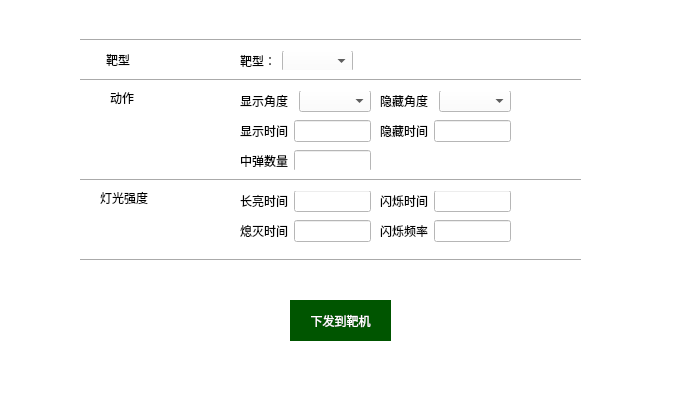
Old version of the form src/modules/devices/SetTargetParam.ui in the repository renyilin2007/shot-training-manager-system.
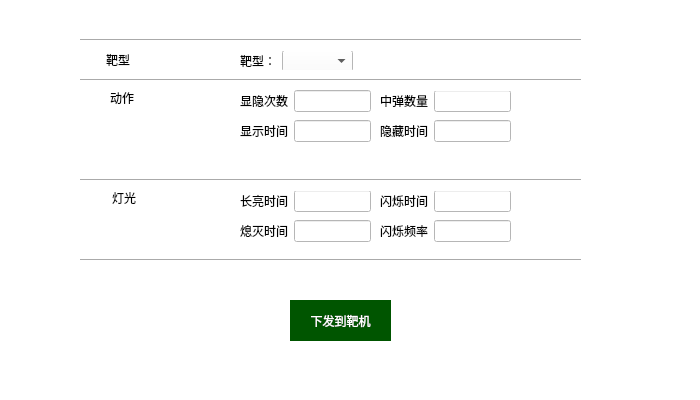
New version of the form.

Patch:
```diff
--- a/src/modules/devices/SetTargetParam.ui
+++ b/src/modules/devices/SetTargetParam.ui
@@ -35,50 +35,6 @@
     <string>下发到靶机</string>
    </property>
   </widget>
-  <widget class="QWidget" name="layoutWidget_2">
-   <property name="geometry">
-    <rect>
-     <x>240</x>
-     <y>90</y>
-     <width>131</width>
-     <height>22</height>
-    </rect>
-   </property>
-   <layout class="QHBoxLayout" name="horizontalLayout_3">
-    <item>
-     <widget class="QLabel" name="label_3">
-      <property name="text">
-       <string>显示角度</string>
-      </property>
-     </widget>
-    </item>
-    <item>
-     <widget class="QComboBox" name="comboBox_3"/>
-    </item>
-   </layout>
-  </widget>
-  <widget class="QWidget" name="layoutWidget_3">
-   <property name="geometry">
-    <rect>
-     <x>380</x>
-     <y>90</y>
-     <width>131</width>
-     <height>22</height>
-    </rect>
-   </property>
-   <layout class="QHBoxLayout" name="horizontalLayout_4">
-    <item>
-     <widget class="QLabel" name="label_4">
-      <property name="text">
-       <string>隐藏角度</string>
-      </property>
-     </widget>
-    </item>
-    <item>
-     <widget class="QComboBox" name="comboBox_4"/>
-    </item>
-   </layout>
-  </widget>
   <widget class="QWidget" name="layoutWidget_4">
    <property name="geometry">
     <rect>
@@ -126,8 +82,8 @@
   <widget class="QWidget" name="layoutWidget_6">
    <property name="geometry">
     <rect>
-     <x>240</x>
-     <y>150</y>
+     <x>380</x>
+     <y>90</y>
      <width>131</width>
      <height>22</height>
     </rect>
@@ -336,7 +292,7 @@
     </rect>
    </property>
    <property name="text">
-    <string>灯光强度</string>
+    <string>灯光</string>
    </property>
    <property name="alignment">
     <set>Qt::AlignCenter</set>
@@ -358,14 +314,34 @@
     <set>Qt::AlignCenter</set>
    </property>
   </widget>
+  <widget class="QWidget" name="layoutWidget_7">
+   <property name="geometry">
+    <rect>
+     <x>240</x>
+     <y>90</y>
+     <width>131</width>
+     <height>22</height>
+    </rect>
+   </property>
+   <layout class="QHBoxLayout" name="horizontalLayout_8">
+    <item>
+     <widget class="QLabel" name="label_14">
+      <property name="text">
+       <string>显隐次数</string>
+      </property>
+     </widget>
+    </item>
+    <item>
+     <widget class="QLineEdit" name="lineEdit_8"/>
+    </item>
+   </layout>
+  </widget>
+  <zorder>label_8</zorder>
+  <zorder>label_2</zorder>
   <zorder>pushButton</zorder>
-  <zorder>layoutWidget</zorder>
-  <zorder>layoutWidget_2</zorder>
-  <zorder>layoutWidget_3</zorder>
   <zorder>layoutWidget_4</zorder>
   <zorder>layoutWidget_5</zorder>
   <zorder>layoutWidget_6</zorder>
-  <zorder>layoutWidget_7</zorder>
   <zorder>layoutWidget_8</zorder>
   <zorder>layoutWidget_9</zorder>
   <zorder>layoutWidget_10</zorder>
@@ -375,8 +351,8 @@
   <zorder>line_2</zorder>
   <zorder>line_3</zorder>
   <zorder>line_4</zorder>
-  <zorder>comboBox</zorder>
   <zorder>label_13</zorder>
+  <zorder>layoutWidget_7</zorder>
  </widget>
  <resources/>
  <connections/>
```
